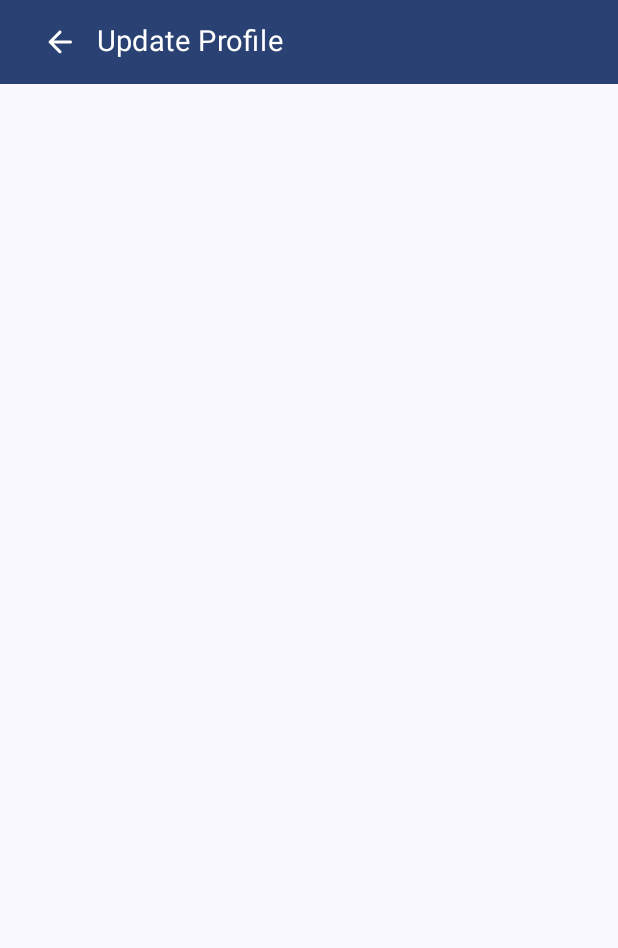
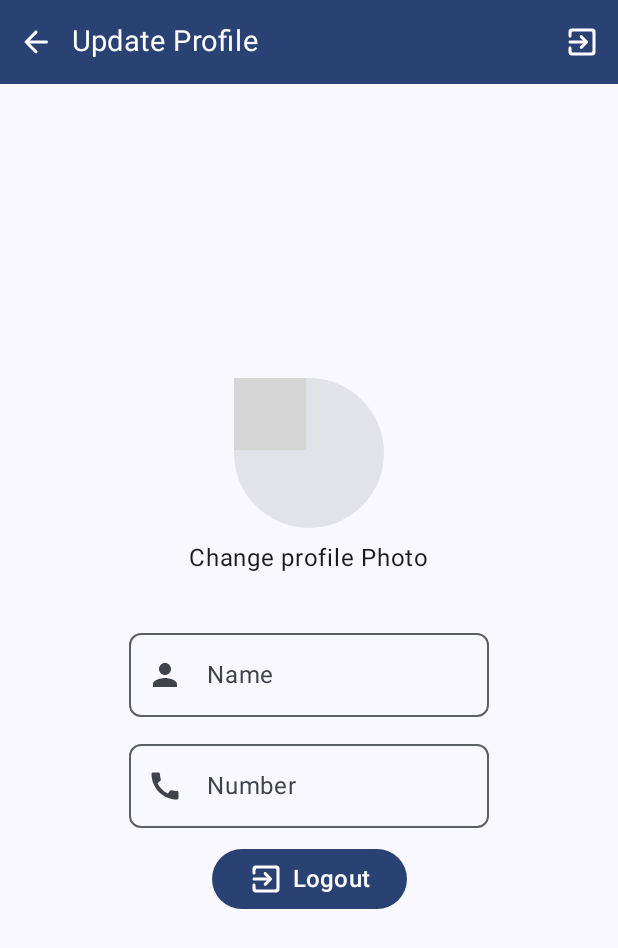
Before and after one commit to sriram005/ChatZ, an Android app built with Jetpack Compose: the ProfileScreen screen opened through its navigation route, on a phone screen of 412 x 824 dp. Shown: the top 948 px of the screen. Run offline under Robolectric (Android 15) with nearby library versions, the light colour scheme and no system bars; our stand-ins replace Dagger/Hilt's generated code, Firebase (no records; nobody signed in at launch, a user with empty details on screens opened directly); 3 statements that could not run were skipped; grey boxes are pictures that could not be loaded.

Commit message:
Profile Page Designed

```diff
--- a/app/build.gradle.kts
+++ b/app/build.gradle.kts
@@ -92,4 +92,8 @@ dependencies {
     implementation(platform("com.google.firebase:firebase-bom:32.7.1"))
     implementation("com.google.firebase:firebase-auth")
     implementation ("com.google.firebase:firebase-firestore-ktx")
+    implementation("com.google.firebase:firebase-storage")
+
+    //coil
+    implementation("io.coil-kt:coil-compose:2.5.0")
 }
--- a/app/src/main/java/com/mofosoft/chatz/HiltModule.kt
+++ b/app/src/main/java/com/mofosoft/chatz/HiltModule.kt
@@ -5,6 +5,8 @@ import com.google.firebase.auth.ktx.auth
 import com.google.firebase.firestore.FirebaseFirestore
 import com.google.firebase.firestore.ktx.firestore
 import com.google.firebase.ktx.Firebase
+import com.google.firebase.storage.FirebaseStorage
+import com.google.firebase.storage.ktx.storage
 import dagger.Module
 import dagger.Provides
 import dagger.hilt.InstallIn
@@ -18,4 +20,7 @@ class HiltModule {
 
     @Provides
     fun provideFirestore() : FirebaseFirestore = Firebase.firestore
+
+    @Provides
+    fun provideStorage() : FirebaseStorage = Firebase.storage
 }
--- a/app/src/main/java/com/mofosoft/chatz/Util.kt
+++ b/app/src/main/java/com/mofosoft/chatz/Util.kt
@@ -1,9 +1,11 @@
 package com.mofosoft.chatz
 
+import androidx.compose.foundation.Image
 import androidx.compose.foundation.background
 import androidx.compose.foundation.layout.Arrangement
 import androidx.compose.foundation.layout.Row
 import androidx.compose.foundation.layout.fillMaxSize
+import androidx.compose.foundation.layout.wrapContentSize
 import androidx.compose.material3.CircularProgressIndicator
 import androidx.compose.runtime.Composable
 import androidx.compose.runtime.mutableStateOf
@@ -12,7 +14,9 @@ import androidx.compose.ui.Alignment
 import androidx.compose.ui.Modifier
 import androidx.compose.ui.draw.alpha
 import androidx.compose.ui.graphics.Color
+import androidx.compose.ui.layout.ContentScale
 import androidx.navigation.NavController
+import coil.compose.rememberImagePainter
 import com.mofosoft.chatz.myRouter.Screen
 
 @Composable
@@ -57,3 +61,18 @@ fun CheckIfLogedIn(
         }
     }
 }
+
+@Composable
+fun CommomImage(
+    data : String?,
+    modifier: Modifier = Modifier.wrapContentSize(),
+    contentScale: ContentScale = ContentScale.Crop
+) {
+    val painter = rememberImagePainter(data = data)
+    Image(
+        painter = painter,
+        contentDescription = null,
+        contentScale = contentScale,
+        modifier = modifier
+    )
+}
--- a/app/src/main/java/com/mofosoft/chatz/screens/ProfileScreen.kt
+++ b/app/src/main/java/com/mofosoft/chatz/screens/ProfileScreen.kt
@@ -1,32 +1,51 @@
 package com.mofosoft.chatz.screens
 
+import androidx.activity.compose.rememberLauncherForActivityResult
+import androidx.activity.result.contract.ActivityResultContracts
 import androidx.compose.foundation.background
+import androidx.compose.foundation.clickable
 import androidx.compose.foundation.layout.Arrangement
 import androidx.compose.foundation.layout.Column
 import androidx.compose.foundation.layout.PaddingValues
 import androidx.compose.foundation.layout.Row
+import androidx.compose.foundation.layout.Spacer
 import androidx.compose.foundation.layout.fillMaxSize
 import androidx.compose.foundation.layout.fillMaxWidth
 import androidx.compose.foundation.layout.height
 import androidx.compose.foundation.layout.padding
+import androidx.compose.foundation.layout.size
+import androidx.compose.foundation.layout.width
+import androidx.compose.foundation.shape.CircleShape
+import androidx.compose.foundation.shape.RoundedCornerShape
+import androidx.compose.foundation.text.KeyboardOptions
 import androidx.compose.material.icons.Icons
+import androidx.compose.material.icons.filled.Call
+import androidx.compose.material.icons.filled.Person
 import androidx.compose.material.icons.rounded.ArrowBack
+import androidx.compose.material.icons.rounded.Check
+import androidx.compose.material.icons.rounded.ExitToApp
 import androidx.compose.material.icons.rounded.Person
+import androidx.compose.material3.Button
+import androidx.compose.material3.Card
 import androidx.compose.material3.Icon
 import androidx.compose.material3.IconButton
 import androidx.compose.material3.MaterialTheme
+import androidx.compose.material3.OutlinedTextField
 import androidx.compose.material3.Scaffold
 import androidx.compose.material3.Surface
 import androidx.compose.material3.Text
 import androidx.compose.runtime.Composable
 import androidx.compose.ui.Alignment
 import androidx.compose.ui.Modifier
+import androidx.compose.ui.text.input.ImeAction
+import androidx.compose.ui.text.input.KeyboardType
 import androidx.compose.ui.text.style.TextAlign
 import androidx.compose.ui.tooling.preview.Preview
 import androidx.compose.ui.unit.dp
 import androidx.compose.ui.unit.sp
 import androidx.navigation.NavController
 import com.mofosoft.chatz.ChatViewModel
+import com.mofosoft.chatz.CommomImage
 import com.mofosoft.chatz.CommonProgressBar
 
 @Composable
@@ -35,7 +54,6 @@ fun ProfileScreen(
     chatViewModel: ChatViewModel
 ) {
     val inProgress = chatViewModel.inProgress.value
-
 
     Surface(
         modifier = Modifier.fillMaxSize(),
@@ -47,8 +65,7 @@ fun ProfileScreen(
                     modifier = Modifier
                         .fillMaxWidth()
                         .height(56.dp)
-                        .background(color = MaterialTheme.colorScheme.primary)
-                        .padding(horizontal = 16.dp),
+                        .background(color = MaterialTheme.colorScheme.primary),
                     verticalAlignment = Alignment.CenterVertically
                 ) {
                     IconButton(
@@ -63,29 +80,163 @@ fun ProfileScreen(
                     }
 
                     Text(
+                        modifier = Modifier.weight(1f),
                         text = "Update Profile",
                         fontSize = 19.sp,
-                        color = MaterialTheme.colorScheme.onPrimary,
-                        textAlign = TextAlign.Center
+                        color = MaterialTheme.colorScheme.onPrimary
                     )
+
+                    IconButton(
+                        onClick = {
+
+                        }) {
+                        Icon(
+                            imageVector = Icons.Rounded.ExitToApp,
+                            contentDescription = "profile",
+                            tint = MaterialTheme.colorScheme.onPrimary
+                        )
+                    }
                 }
             }
         ) {
-            if(inProgress)
+            if (inProgress)
                 CommonProgressBar()
             else
-                EditScreen(paddingValues = it)
+                EditScreen(
+                    paddingValues = it,
+                    chatViewModel = chatViewModel,
+                    name = "",
+                    number = "",
+                    onNameChanged = {},
+                    onNumberChanged = {},
+                    onSave = {}
+                )
         }
     }
 }
 
 @Composable
-fun EditScreen(paddingValues: PaddingValues) {
+fun EditScreen(
+    paddingValues: PaddingValues,
+    chatViewModel: ChatViewModel,
+    name : String,
+    number: String,
+    onNameChanged : (String) -> Unit,
+    onNumberChanged : (String) -> Unit,
+    onSave : () -> Unit
+) {
+    val imageUrl = chatViewModel.userData.value?.imageUrl
     Column(
-        modifier = Modifier.padding(paddingValues.calculateTopPadding()),
+        modifier = Modifier
+            .padding(paddingValues.calculateTopPadding())
+            .fillMaxSize(),
         horizontalAlignment = Alignment.CenterHorizontally,
         verticalArrangement = Arrangement.Center
     ) {
+        ProfileImage(
+            imageUrl = imageUrl,
+            chatViewModel = chatViewModel
+        )
 
+        OutlinedTextField(
+            modifier = Modifier.fillMaxWidth(.8f),
+            value = name,
+            onValueChange = onNameChanged,
+            label = {
+                Text(text = "Name")
+            },
+            maxLines = 1,
+            keyboardOptions = KeyboardOptions(
+                imeAction = ImeAction.Next,
+                keyboardType = KeyboardType.Text
+            ),
+            singleLine = true,
+            shape = RoundedCornerShape(8.dp),
+            leadingIcon = {
+                Icon(
+                    imageVector = Icons.Filled.Person,
+                    contentDescription = "Person-icon"
+                )
+            },
+        )
+
+        Spacer(modifier = Modifier.height(10.dp))
+
+        OutlinedTextField(
+            modifier = Modifier.fillMaxWidth(.8f),
+            value = number,
+            onValueChange = onNumberChanged,
+            label = {
+                Text(text = "Number")
+            },
+            maxLines = 1,
+            keyboardOptions = KeyboardOptions(
+                imeAction = ImeAction.Done,
+                keyboardType = KeyboardType.Number
+            ),
+            singleLine = true,
+            shape = RoundedCornerShape(8.dp),
+            leadingIcon = {
+                Icon(
+                    imageVector = Icons.Filled.Call,
+                    contentDescription = "Phone-icon"
+                )
+            }
+        )
+
+        Spacer(modifier = Modifier.height(10.dp))
+
+        Button(
+            onClick = {
+                onSave.invoke()
+            }
+        ) {
+            Icon(
+                modifier = Modifier.padding(end = 6.dp),
+                imageVector = Icons.Rounded.ExitToApp,
+                contentDescription = "Save Changes"
+            )
+            Text(
+                text = "Logout",
+                fontSize = 16.sp
+            )
+        }
     }
 }
+
+@Composable
+fun ProfileImage(
+    imageUrl : String?,
+    chatViewModel: ChatViewModel
+) {
+    val launcher = rememberLauncherForActivityResult(
+        contract = ActivityResultContracts.GetContent()
+    ){uri->
+        uri?.let{
+            chatViewModel.uploadProfileImage(uri)
+        }
+    }
+
+    Column(
+        modifier = Modifier
+            .size(200.dp)
+            .padding(8.dp)
+            .clickable {
+                launcher.launch("image/*")
+            },
+        horizontalAlignment = Alignment.CenterHorizontally,
+        verticalArrangement = Arrangement.Center
+    ) {
+        Card(
+            shape = CircleShape,
+            modifier = Modifier
+                .padding(8.dp)
+                .size(100.dp)
+        ) {
+            CommomImage(data = imageUrl)
+        }
+        Text(text = "Change profile Photo")
+    }
+    if(chatViewModel.inProgress.value)
+        CommonProgressBar()
+}
```
Also changed, not shown: app/src/main/java/com/mofosoft/chatz/ChatViewModel.kt (+31 -2 lines).
